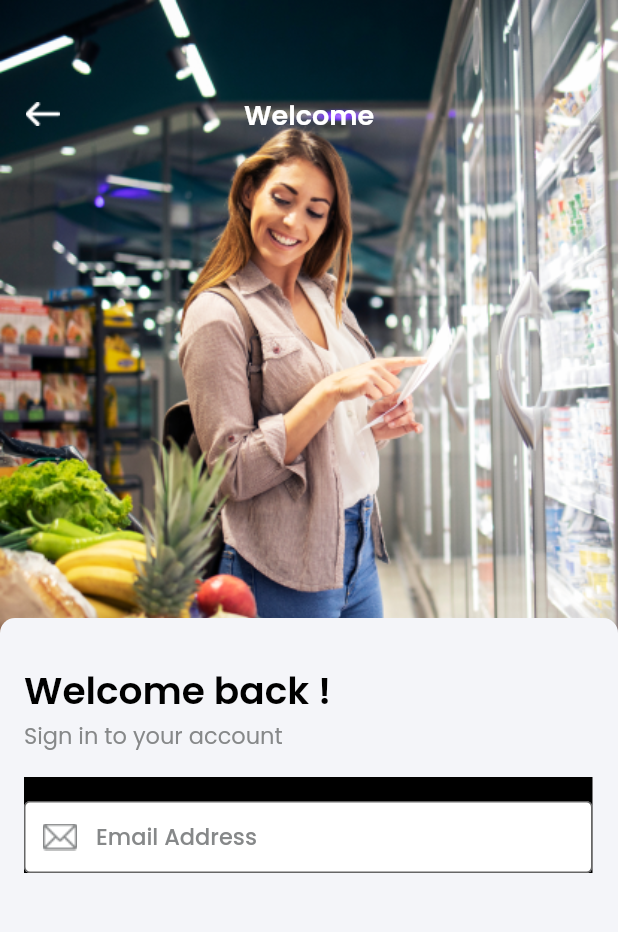
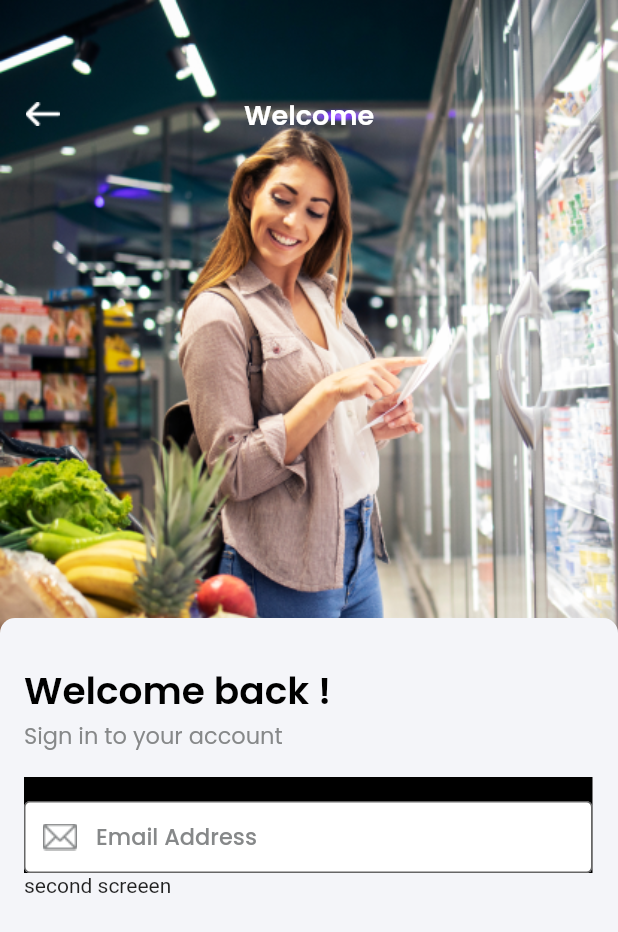
Before and after one commit to hammadkahn/E-Commerce-App, a Flutter app: the screen it shows after launch, on a phone screen of 412 x 824 dp. Shown: the top 932 px of the screen. Run offline on Flutter 3.47's test engine with Material 2 defaults, Android fonts, the phone set to English and light mode, and no system bars.

Commit message:
second screen progresss

```diff
--- a/lib/Screens/login.dart
+++ b/lib/Screens/login.dart
@@ -49,19 +49,19 @@ class Login extends StatelessWidget {
                       child: Column(
                         crossAxisAlignment: CrossAxisAlignment.start,
                         children: [
-                          Text('Welcome back !',
+                          const Text('Welcome back !',
                               style: TextStyle(
                                   fontSize: 25,
                                   fontWeight: FontWeight.w600,
                                   fontFamily: 'Poppins',
                                   color: Color(0xFF000000))),
-                          Text('Sign in to your account',
+                          const Text('Sign in to your account',
                               style: TextStyle(
                                   fontSize: 15,
                                   fontWeight: FontWeight.w400,
                                   fontFamily: 'Poppins-Regular',
                                   color: Color(0xFF868889))),
-                          SizedBox(
+                          const SizedBox(
                             height: 16,
                           ),
                           Container(
@@ -77,7 +77,7 @@ class Login extends StatelessWidget {
                                 filled: true,
                                 border: OutlineInputBorder(),
                                 hintText: 'Email Address',
-                                hintStyle: TextStyle(
+                                hintStyle: const TextStyle(
                                     fontSize: 15,
                                     fontWeight: FontWeight.w500,
                                     fontFamily: 'Poppins-Medium',
@@ -90,6 +90,7 @@ class Login extends StatelessWidget {
                               ),
                             ),
                           ),
+                          Text("second screeen"),
                         ],
                       ),
                     ),
```
